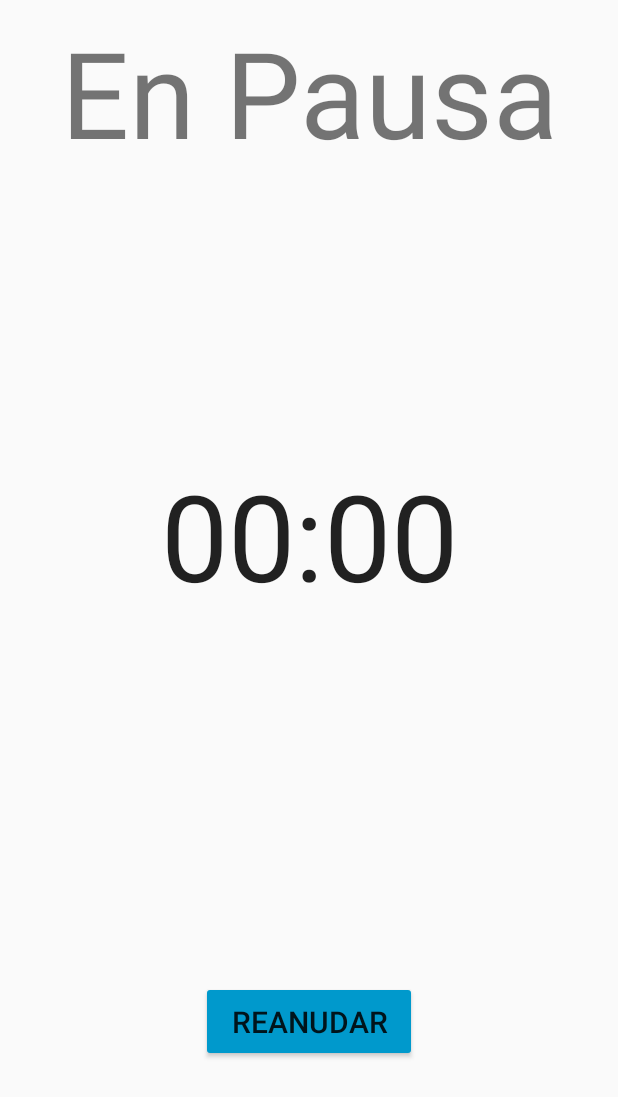
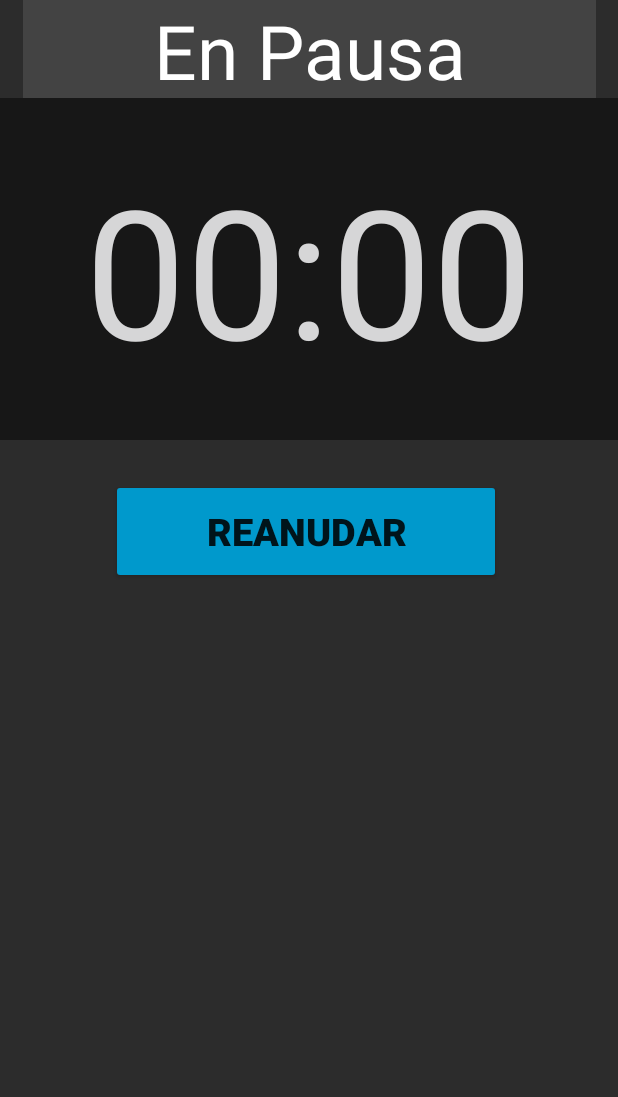
Before and after one commit to FranciscoPinho/helda-android, an Android app: the layout activity_pause.xml on its own in the app's theme, with its tools: preview values and no code run, on a phone screen of 412 x 824 dp. Shown: the top 1097 px of the screen. Run offline under Robolectric (Android 15) with nearby library versions, the phone set to English and light mode, and no system bars.

Commit message:
pause layout correct and buttons from other activities are centered

```diff
--- a/app/src/main/res/layout/activity_choose_tasks.xml
+++ b/app/src/main/res/layout/activity_choose_tasks.xml
@@ -7,29 +7,44 @@
     android:backgroundTint="@android:color/darker_gray"
     tools:context=".app.activities.MenuActivity">
 
-    <Button
-        android:id="@+id/startAsWorkerA"
-        android:layout_width="wrap_content"
-        android:layout_height="wrap_content"
-        android:layout_marginTop="150dp"
-        android:text="@string/workerAButton"
+    <android.support.constraint.ConstraintLayout
+        android:layout_width="match_parent"
+        android:layout_height="410dp"
         app:layout_constraintBottom_toBottomOf="parent"
         app:layout_constraintEnd_toEndOf="parent"
-        app:layout_constraintHorizontal_bias="0.503"
+        app:layout_constraintHorizontal_bias="0.0"
         app:layout_constraintStart_toStartOf="parent"
         app:layout_constraintTop_toTopOf="parent"
-        app:layout_constraintVertical_bias="0.258" />
+        app:layout_constraintVertical_bias="0.0">
 
         <Button
             android:id="@+id/startAsWorkerB"
-        android:layout_width="wrap_content"
-        android:layout_height="wrap_content"
-        android:layout_marginTop="150dp"
+            android:layout_width="220dp"
+            android:layout_height="50dp"
+            android:layout_marginBottom="140dp"
+            android:layout_marginEnd="140dp"
+            android:layout_marginStart="141dp"
+            android:layout_marginTop="40dp"
             android:text="@string/workerBButton"
             app:layout_constraintBottom_toBottomOf="parent"
             app:layout_constraintEnd_toEndOf="parent"
+            app:layout_constraintHorizontal_bias="0.504"
+            app:layout_constraintStart_toStartOf="parent"
+            app:layout_constraintTop_toBottomOf="@+id/startAsWorkerA" />
+
+        <Button
+            android:id="@+id/startAsWorkerA"
+            android:layout_width="220dp"
+            android:layout_height="50dp"
+            android:layout_marginEnd="140dp"
+            android:layout_marginStart="140dp"
+            android:layout_marginTop="140dp"
+            android:text="@string/workerAButton"
+            app:layout_constraintBottom_toTopOf="@+id/startAsWorkerB"
+            app:layout_constraintEnd_toEndOf="parent"
             app:layout_constraintStart_toStartOf="parent"
             app:layout_constraintTop_toTopOf="parent" />
+    </android.support.constraint.ConstraintLayout>
 
     <ImageView
         android:id="@+id/imageView2"
--- a/app/src/main/res/layout/activity_menu.xml
+++ b/app/src/main/res/layout/activity_menu.xml
@@ -39,13 +39,11 @@
         android:id="@+id/scanStart"
         android:layout_width="wrap_content"
         android:layout_height="wrap_content"
-        android:layout_marginTop="150dp"
         android:text="@string/scanButton"
         app:layout_constraintBottom_toBottomOf="parent"
         app:layout_constraintEnd_toEndOf="parent"
         app:layout_constraintStart_toStartOf="parent"
-        app:layout_constraintTop_toTopOf="parent"
-         />
+        app:layout_constraintTop_toTopOf="parent" />
 
     <ImageView
         android:id="@+id/imageView2"
--- a/app/src/main/res/layout/activity_pause.xml
+++ b/app/src/main/res/layout/activity_pause.xml
@@ -4,21 +4,59 @@
     xmlns:tools="http://schemas.android.com/tools"
     android:layout_width="match_parent"
     android:layout_height="match_parent"
-    android:backgroundTint="@android:color/darker_gray"
+    android:background="#2c2c2c"
     tools:context=".app.activities.DisassemblyActivity"
     tools:layout_editor_absoluteY="81dp">
 
 
+    <android.support.constraint.ConstraintLayout
+        android:id="@+id/constraintLayout4"
+        android:layout_width="match_parent"
+        android:layout_height="130dp"
+        app:layout_constraintEnd_toEndOf="parent"
+        app:layout_constraintHorizontal_bias="0.0"
+        app:layout_constraintStart_toStartOf="parent"
+        app:layout_constraintTop_toBottomOf="@+id/pauseChronometer">
+
+        <Button
+            android:id="@+id/reanudarButton"
+            android:layout_width="260dp"
+            android:layout_height="70dp"
+            android:layout_centerHorizontal="true"
+            android:layout_centerInParent="true"
+            android:layout_centerVertical="true"
+            android:layout_marginBottom="16dp"
+            android:layout_marginEnd="64dp"
+            android:layout_marginStart="60dp"
+            android:layout_marginTop="8dp"
+            android:backgroundTint="@android:color/holo_blue_dark"
+            android:elevation="0dp"
+            android:text="Reanudar"
+            android:textAlignment="center"
+            android:textSize="25dp"
+            android:textStyle="bold"
+            app:layout_constraintBottom_toBottomOf="parent"
+            app:layout_constraintEnd_toEndOf="parent"
+            app:layout_constraintStart_toStartOf="parent"
+            app:layout_constraintTop_toTopOf="parent"
+            tools:ignore="MissingConstraints" />
+    </android.support.constraint.ConstraintLayout>
+
     <TextView
         android:id="@+id/pauseView"
-        android:layout_width="352dp"
-        android:layout_height="100dp"
-        android:layout_marginEnd="8dp"
-        android:layout_marginStart="8dp"
-        android:layout_marginTop="8dp"
+        android:layout_width="382dp"
+        android:layout_height="65dp"
+        android:layout_alignParentStart="true"
+        android:layout_alignParentTop="true"
+        android:background="#434343"
+        android:fontFamily="sans-serif"
         android:gravity="center_horizontal"
         android:text="En Pausa"
-        android:textSize="80dp"
+        android:textAlignment="center"
+        android:textColor="@android:color/white"
+        android:textSize="50dp"
+        android:typeface="serif"
+        app:layout_constraintBottom_toTopOf="@+id/pauseChronometer"
         app:layout_constraintEnd_toEndOf="parent"
         app:layout_constraintStart_toStartOf="parent"
         app:layout_constraintTop_toTopOf="parent"
@@ -26,34 +64,21 @@
 
     <Chronometer
         android:id="@+id/pauseChronometer"
-        android:layout_width="352dp"
-        android:layout_height="100dp"
-        android:layout_centerHorizontal="true"
-        android:layout_marginBottom="8dp"
-        android:layout_marginEnd="8dp"
-        android:layout_marginStart="8dp"
-        android:layout_marginTop="8dp"
-        android:gravity="center_horizontal"
-        android:textSize="80dp"
-        app:layout_constraintBottom_toTopOf="@+id/reanudarButton"
+        android:layout_width="0dp"
+        android:layout_height="228dp"
+        android:layout_alignParentStart="true"
+        android:layout_below="@+id/pauseView"
+        android:background="#171717"
+        android:fontFamily="sans-serif"
+        android:gravity="top|bottom|center_vertical|fill_vertical|center_horizontal"
+        android:textAlignment="center"
+        android:textColor="@color/cast_libraries_material_featurehighlight_text_body_color"
+        android:textSize="120dp"
+        android:typeface="serif"
+        android:visibility="visible"
         app:layout_constraintEnd_toEndOf="parent"
+        app:layout_constraintHorizontal_bias="0.0"
         app:layout_constraintStart_toStartOf="parent"
-        app:layout_constraintTop_toBottomOf="@+id/pauseView"
-        app:layout_constraintVertical_bias="0.435" />
-
-    <Button
-        android:id="@+id/reanudarButton"
-        android:layout_width="144dp"
-        android:layout_height="54dp"
-        android:layout_marginBottom="116dp"
-        android:layout_marginEnd="8dp"
-        android:layout_marginStart="8dp"
-        android:backgroundTint="@android:color/holo_blue_dark"
-        android:text="Reanudar"
-        android:textSize="20dp"
-        app:layout_constraintBottom_toBottomOf="parent"
-        app:layout_constraintEnd_toEndOf="parent"
-        app:layout_constraintStart_toStartOf="parent"
-        tools:ignore="MissingConstraints" />
+        app:layout_constraintTop_toBottomOf="@+id/pauseView" />
 
 </android.support.constraint.ConstraintLayout>
```
Lines whose indentation alone changed are shown as unchanged.
